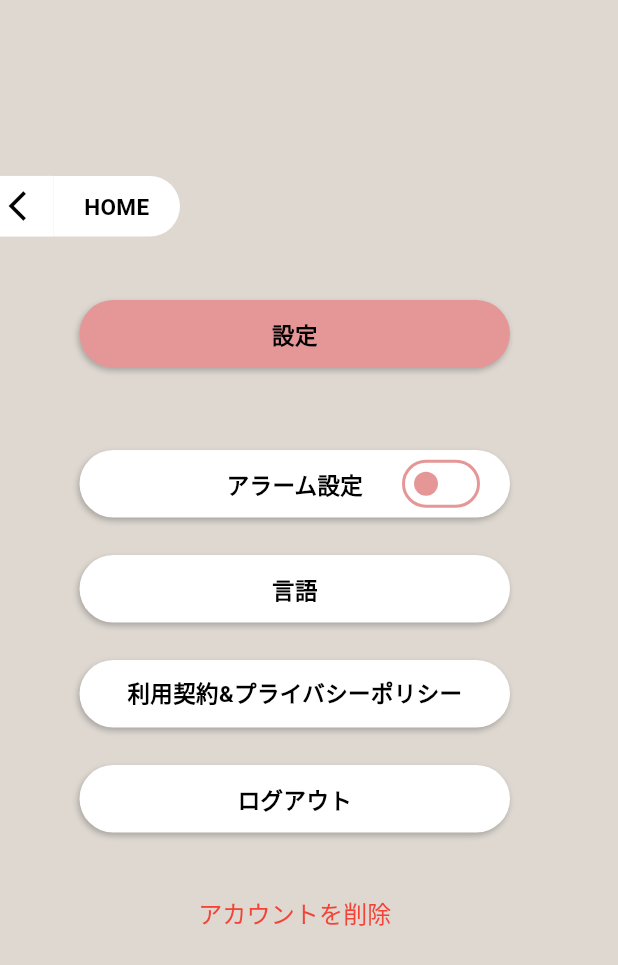
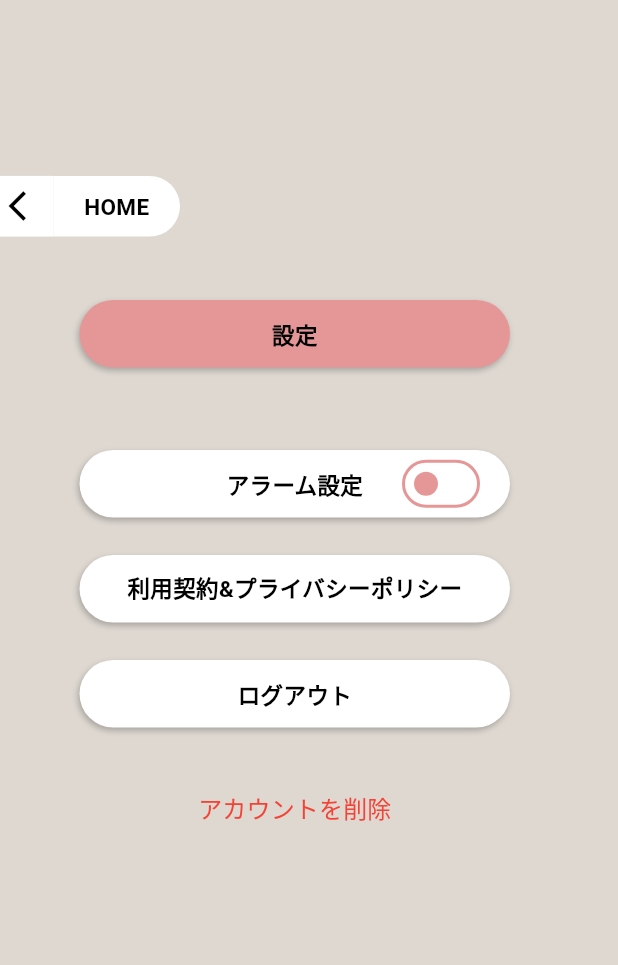
Before and after one commit to hwacho9/wasurenai, a Flutter app: the SettingView screen opened directly, on a phone screen of 412 x 824 dp. Shown: the top 965 px of the screen. Run offline on Flutter 3.47's test engine with Material 3 defaults, Android fonts, the phone set to English and light mode, and no system bars; our stand-ins replace cloud_firestore, firebase_auth, firebase_core, firebase_messaging, flutter_card_swiper; accounts and stored records are empty; generated files the repository leaves out were written again.

Commit message:
docs:言語機能コメントか

```diff
--- a/lib/screens/setting_view.dart
+++ b/lib/screens/setting_view.dart
@@ -90,12 +90,13 @@ class SettingView extends StatelessWidget {
                   ),
                 ),
                 const SizedBox(height: 25), // 두 버튼 사이 간격 추가
-                CustomCard(
-                  color: Colors.white,
-                  text: '言語',
-                  onTap: () {},
-                ),
-                const SizedBox(height: 25),
+                // TODO: "言語" 変換
+                // CustomCard(
+                //   color: Colors.white,
+                //   text: '言語',
+                //   onTap: () {},
+                // ),
+                // const SizedBox(height: 25),
 
                 CustomCard(
                   color: Colors.white,
```
